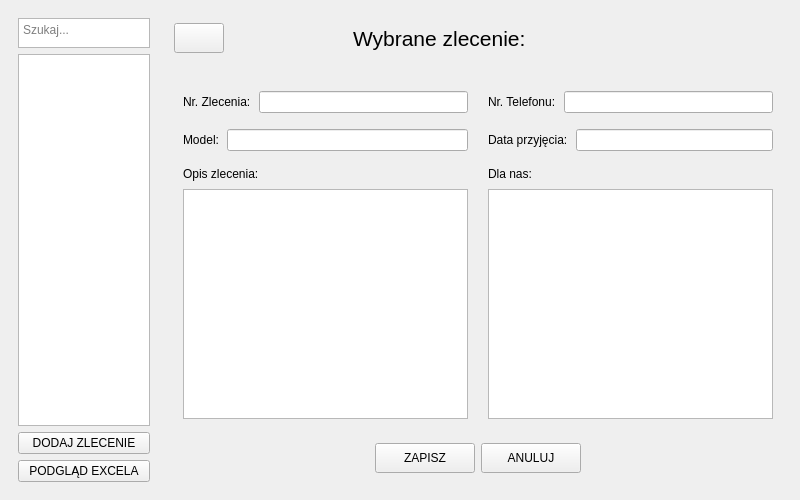
The window that ui/MainWindow.ui (Cocolak/order_manager) describes before a commit, drawn with Qt 5.
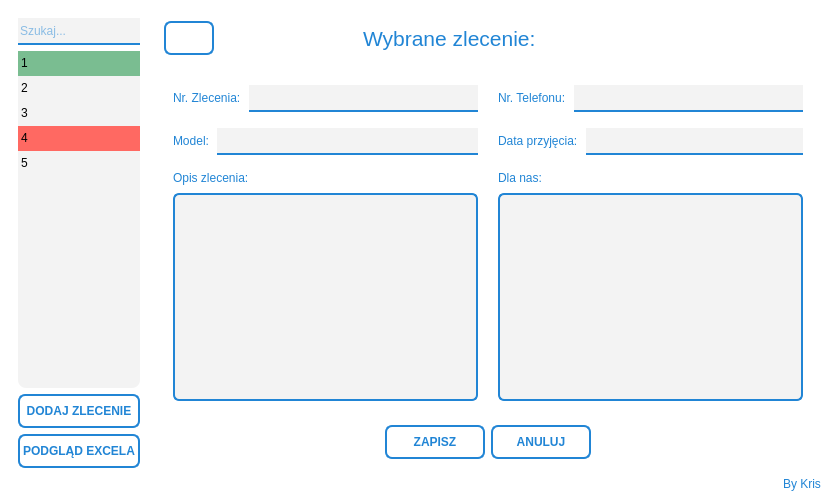
The same window after the commit. The open tabs and pages were chosen to show the change. Icons and pictures are not drawn.

Commit message: Add look and run file

```diff
--- a/ui/MainWindow.ui
+++ b/ui/MainWindow.ui
@@ -6,7 +6,7 @@
    <rect>
     <x>0</x>
     <y>0</y>
-    <width>800</width>
+    <width>830</width>
     <height>500</height>
    </rect>
   </property>
@@ -14,37 +14,120 @@
    <string>MainWindow</string>
   </property>
   <widget class="QWidget" name="centralwidget">
+   <property name="styleSheet">
+    <string notr="true">QWidget {
+background-color: #FFFFFF;
+}
+QLabel {
+color: #2185D5;
+}
+QPushButton {
+background-color: #FFFFFF;
+border: 2px solid #2185D5;
+border-radius: 7px;
+color: #2185D5;
+font-weight: bold;
+min-height:30px;
+}
+QPushButton::hover{
+background-color: #F3F3F3;
+}
+QLineEdit {
+background-color: #F3F3F3;
+color: #2185D5;
+border: none;
+border-bottom: 2px solid #2185D5;
+min-height: 25px;
+}
+QTextEdit {
+border: 2px solid #2185D5;
+border-radius: 6px;
+background-color: #F3F3F3;
+color: #2185D5;
+}
+QPlainTextEdit {
+border: 1px solid #F3F3F3;
+color: #2185D5;
+}
+QListWidget {
+background-color: #F3F3F3;
+border: none;
+border-radius: 8px;
+}
+QListWidget::item {
+height:25px;
+}
+QCheckBox {
+color: #2185D5;
+}
+</string>
+   </property>
    <layout class="QGridLayout" name="gridLayout">
+    <property name="verticalSpacing">
+     <number>0</number>
+    </property>
     <item row="0" column="0" rowspan="2">
      <widget class="QWidget" name="panelWidget" native="true">
       <property name="maximumSize">
        <size>
-        <width>150</width>
+        <width>160</width>
         <height>16777215</height>
        </size>
       </property>
       <layout class="QVBoxLayout" name="verticalLayout">
        <item>
-        <widget class="QPlainTextEdit" name="panel_searchTextEdit">
-         <property name="sizePolicy">
-          <sizepolicy hsizetype="Fixed" vsizetype="Fixed">
-           <horstretch>0</horstretch>
-           <verstretch>0</verstretch>
-          </sizepolicy>
-         </property>
-         <property name="maximumSize">
-          <size>
-           <width>16777215</width>
-           <height>30</height>
-          </size>
-         </property>
+        <widget class="QLineEdit" name="panel_searchLineEdit">
          <property name="placeholderText">
           <string>Szukaj...</string>
          </property>
         </widget>
        </item>
        <item>
-        <widget class="QListWidget" name="panel_istWidget"/>
+        <widget class="QListWidget" name="panel_istWidget">
+         <item>
+          <property name="text">
+           <string>1</string>
+          </property>
+          <property name="background">
+           <brush brushstyle="SolidPattern">
+            <color alpha="255">
+             <red>122</red>
+             <green>189</green>
+             <blue>145</blue>
+            </color>
+           </brush>
+          </property>
+         </item>
+         <item>
+          <property name="text">
+           <string>2</string>
+          </property>
+         </item>
+         <item>
+          <property name="text">
+           <string>3</string>
+          </property>
+         </item>
+         <item>
+          <property name="text">
+           <string>4</string>
+          </property>
+          <property name="background">
+           <brush brushstyle="SolidPattern">
+            <color alpha="255">
+             <red>255</red>
+             <green>105</green>
+             <blue>98</blue>
+            </color>
+           </brush>
+          </property>
+         </item>
+         <item>
+          <property name="text">
+           <string>5</string>
+          </property>
+         </item>
+        </widget>
        </item>
        <item>
         <widget class="QPushButton" name="panel_addButton">
@@ -71,7 +154,7 @@
          <property name="minimumSize">
           <size>
            <width>50</width>
-           <height>30</height>
+           <height>34</height>
           </size>
          </property>
          <property name="text">
@@ -628,7 +711,7 @@
              <property name="minimumSize">
               <size>
                <width>100</width>
-               <height>30</height>
+               <height>34</height>
               </size>
              </property>
              <property name="text">
@@ -647,9 +730,15 @@
              <property name="minimumSize">
               <size>
                <width>100</width>
-               <height>30</height>
+               <height>34</height>
               </size>
              </property>
+             <property name="font">
+              <font>
+               <weight>75</weight>
+               <bold>true</bold>
+              </font>
+             </property>
              <property name="text">
               <string>ANULUJ</string>
              </property>
@@ -849,6 +938,34 @@
       </widget>
      </widget>
     </item>
+    <item row="2" column="1">
+     <widget class="QWidget" name="widget" native="true">
+      <layout class="QHBoxLayout" name="horizontalLayout_2">
+       <property name="spacing">
+        <number>0</number>
+       </property>
+       <property name="leftMargin">
+        <number>0</number>
+       </property>
+       <property name="topMargin">
+        <number>0</number>
+       </property>
+       <property name="rightMargin">
+        <number>0</number>
+       </property>
+       <property name="bottomMargin">
+        <number>0</number>
+       </property>
+       <item alignment="Qt::AlignRight">
+        <widget class="QLabel" name="label">
+         <property name="text">
+          <string>By Kris</string>
+         </property>
+        </widget>
+       </item>
+      </layout>
+     </widget>
+    </item>
    </layout>
   </widget>
  </widget>
```
Left out of the diff: 10 changed lines with no effect on the pictures. The commit also changes 1 other file.
